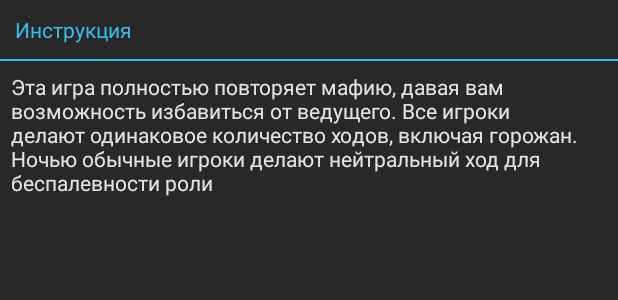
After one commit to OSLL/practice20-mafia, an Android app: the layout dialog.xml on its own in the app's theme, with its tools: preview values and no code run, on a phone screen of 412 x 824 dp. The commit adds this screen. Shown: the top 300 px of the screen. Run offline under Robolectric (Android 15) with nearby library versions, the phone set to English and light mode, and no system bars.

Commit message:
Add instruction

```diff
--- a/app/src/main/java/com/makentoshe/androidgithubcitemplate/MainActivity.kt
+++ b/app/src/main/java/com/makentoshe/androidgithubcitemplate/MainActivity.kt
@@ -15,13 +15,8 @@ class MainActivity : AppCompatActivity() {
 
         val dialog = Dialog(this);
 
-        dialog.setTitle("Заголовок диалога");
-        /* Передайте ссылку на разметку
-        dialog.setContentView(R.layout.dialog_view);
-        // Найдите элемент TextView внутри вашей разметки
-        // и установите ему соответствующий текст
-        TextView text = (TextView) dialog.findViewById(R.id.dialogTextView);
-        text.setText("Текст в диалоговом окне. Вы любите котов?");*/
+        dialog.setTitle("Instruction")
+        dialog.setContentView(R.layout.dialog)
 
         join.setOnClickListener {
             Log.d("main", "Intent to search!")
--- /dev/null
+++ b/app/src/main/res/layout/dialog.xml
@@ -0,0 +1,31 @@
+<?xml version="1.0" encoding="utf-8"?>
+<LinearLayout
+    xmlns:android="http://schemas.android.com/apk/res/android"
+    android:layout_width="match_parent"
+    android:layout_height="match_parent"
+    android:orientation="vertical"
+    android:background="#282828">
+
+    <TextView
+        android:id="@+id/title"
+        android:layout_width="wrap_content"
+        android:layout_height="wrap_content"
+        android:text="@string/dialogTitle"
+        android:padding="10dp"
+        android:textColor="#35BDED">
+    </TextView>
+
+    <View
+        android:layout_height="1dp"
+        android:layout_width="match_parent"
+        android:background="#35BDED" />
+
+    <TextView
+        android:id="@+id/text"
+        android:layout_width="wrap_content"
+        android:layout_height="wrap_content"
+        android:text="@string/instructionText"
+        android:textColor="#E3E3E3"
+        android:layout_margin="7dp">
+    </TextView>
+</LinearLayout>
--- a/app/src/main/res/values/strings.xml
+++ b/app/src/main/res/values/strings.xml
@@ -15,4 +15,7 @@
     <string name="enter_nicknames_for_players">Enter nicknames for players</string>
     <string name="mafia">Mafia</string>
     <string name="instruction">Instruction</string>
+    <string name="dialogTitle">Инструкция</string>
+    <string name="instructionText">Эта игра полностью повторяет мафию, давая вам возможность избавиться от ведущего. Все игроки
+        делают одинаковое количество ходов, включая горожан. Ночью обычные игроки делают нейтральный ход для беспалевности роли</string>
 </resources>
```
